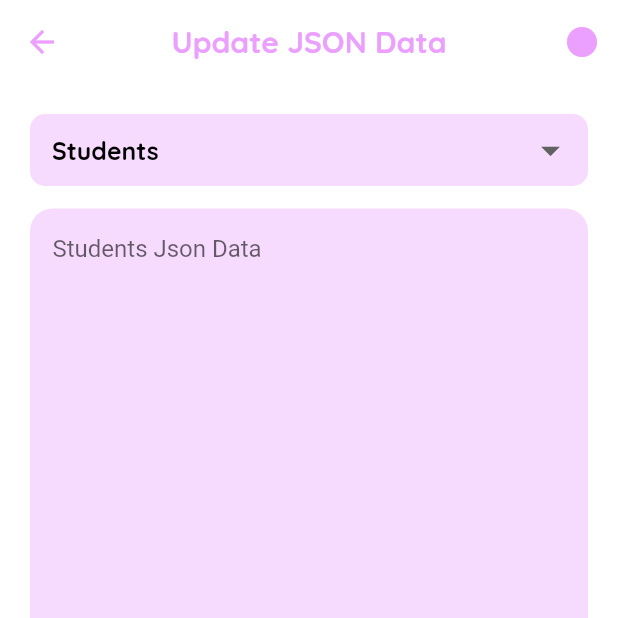
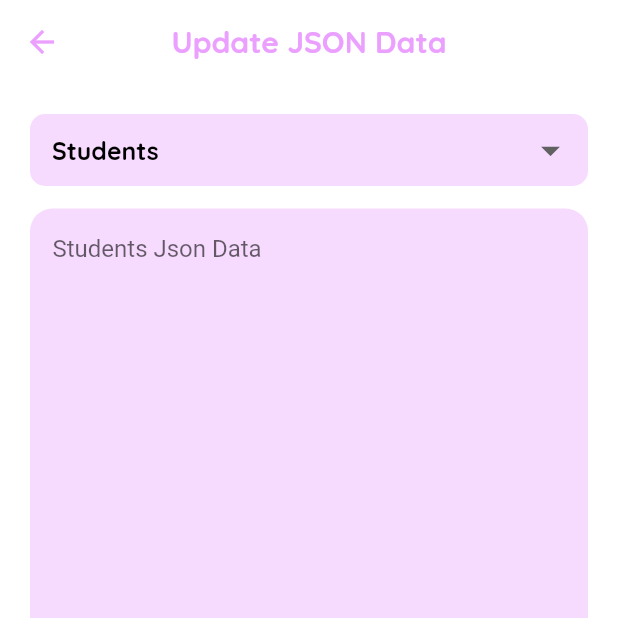
Before and after one commit to imsangamesh/flutter-getx-academia_college_app, a Flutter app: the UpdateCoreData screen opened directly, on a phone screen of 412 x 824 dp, the top half of it. Run offline on Flutter 3.47's test engine with Material 3 defaults, Android fonts, the phone set to English and light mode, and no system bars; our stand-ins replace cloud_firestore, file_picker, firebase_auth, firebase_core, firebase_messaging, firebase_storage and 7 more; missing offline and left inert: syncfusion_flutter_pdfviewer; accounts and stored records are empty.

Commit message:
final push after removing "testing" widgets, tested everything, stable!

```diff
--- a/lib/modules/activity_points/verified_activity_tile.dart
+++ b/lib/modules/activity_points/verified_activity_tile.dart
@@ -43,6 +43,7 @@ class VerifiedActivityTile extends StatelessWidget {
 
                 /// ---------------- `details ROW`
                 SizedBox(
+                  width: context.width,
                   height: 40,
                   child: SingleChildScrollView(
                     scrollDirection: Axis.horizontal,
--- a/lib/modules/core_data_updation/update_core_data.dart
+++ b/lib/modules/core_data_updation/update_core_data.dart
@@ -32,14 +32,6 @@ class UpdateCoreData extends StatelessWidget {
 
     try {
       Popup.loading(label: 'loading');
-
-      // final inputJSONData = selectedOption.value == 'Students'
-      //     ? MyData.studentsJSON
-      //     : selectedOption.value == 'Faculties'
-      //         ? MyData.facultyJSON
-      //         : selectedOption.value == 'Admins'
-      //             ? MyData.adminJSON
-      //             : MyData.subjectsJSON;
 
       final inputJSONData = json.decode(textController.text);
       WriteBatch studentsBatch = fire.batch(); // create BATCH
@@ -100,15 +92,7 @@ class UpdateCoreData extends StatelessWidget {
     final size = MediaQuery.of(context).size;
 
     return Scaffold(
-      appBar: AppBar(
-        title: const Text('Update JSON Data'),
-        actions: [
-          IconButton(
-            onPressed: uploadResultData,
-            icon: const Icon(Icons.circle),
-          )
-        ],
-      ),
+      appBar: AppBar(title: const Text('Update JSON Data')),
       body: Obx(
         () => GestureDetector(
           onTap: () => FocusScope.of(context).unfocus(),
```
